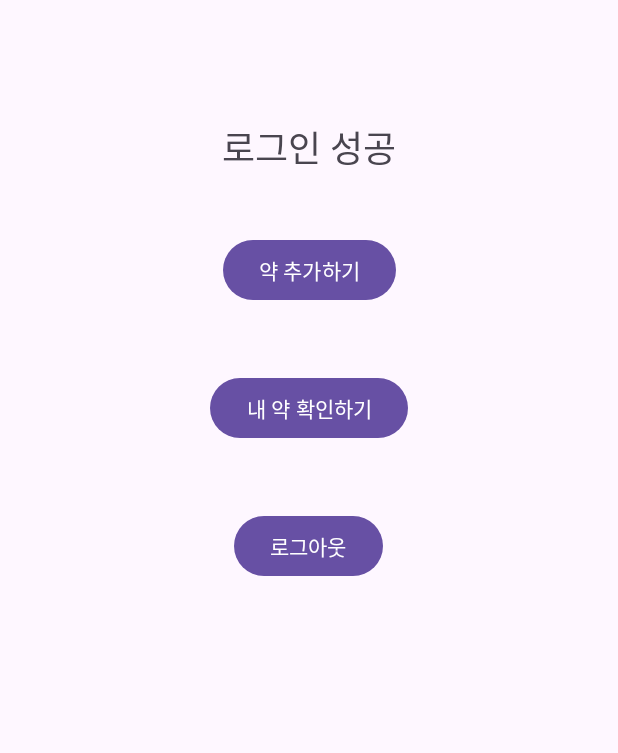
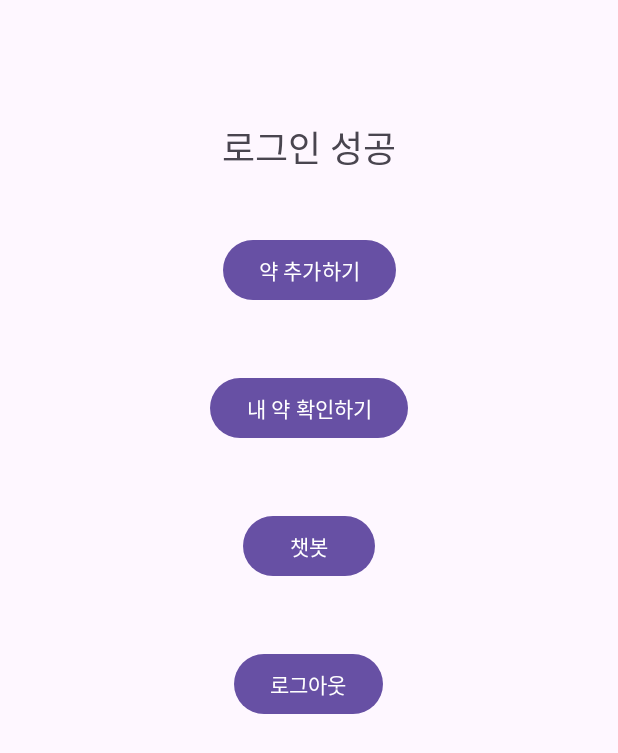
Before and after one commit to seo003/Medimate, an Android app: the MainActivity screen opened directly, with no data from a screen before it, on a phone screen of 412 x 824 dp. Shown: the top 753 px of the screen. Run offline under Robolectric (Android 15) with nearby library versions, the phone set to English and light mode, and no system bars.

Commit message:
25.06.26 Main에 기능별 버튼 추가

```diff
--- a/app/src/main/java/com/inhatc/medimate/ui/MainActivity.java
+++ b/app/src/main/java/com/inhatc/medimate/ui/MainActivity.java
@@ -13,6 +13,7 @@ import android.widget.Toast;
 
 import com.inhatc.medimate.R;
 import com.inhatc.medimate.alarm.AlarmScheduler;
+import com.inhatc.medimate.chatbot.ChatbotActivity;
 import com.inhatc.medimate.util.DrugNameDictionary;
 
 import androidx.activity.result.ActivityResultLauncher;
@@ -26,7 +27,7 @@ import java.util.Locale;
 
 public class MainActivity extends AppCompatActivity {
 
-    private Button btnAddMedi, btnLogout, btnCheckMyMedi;
+    private Button btnAddMedi, btnLogout, btnCheckMyMedi, btnChatbot;
     private final ActivityResultLauncher<String> requestPermissionLauncher =
             registerForActivityResult(new ActivityResultContracts.RequestPermission(), isGranted -> {
                 if (isGranted) {
@@ -46,6 +47,7 @@ public class MainActivity extends AppCompatActivity {
         btnAddMedi = findViewById(R.id.btnAddMedi);
         btnCheckMyMedi = findViewById(R.id.btnCheckMyMedi);
         btnLogout = findViewById(R.id.btnLogout);
+        btnChatbot = findViewById(R.id.btnChatbot);
 
         btnAddMedi.setOnClickListener(v -> {
             Intent intent = new Intent(MainActivity.this, AddMediActivity.class);
@@ -54,6 +56,11 @@ public class MainActivity extends AppCompatActivity {
 
         btnCheckMyMedi.setOnClickListener(v -> {
             Intent intent = new Intent(MainActivity.this, CheckMyMedi.class);
+            startActivity(intent);
+        });
+
+        btnChatbot.setOnClickListener(v -> {
+            Intent intent = new Intent(MainActivity.this, ChatbotActivity.class);
             startActivity(intent);
         });
 
--- a/app/src/main/res/layout/activity_main.xml
+++ b/app/src/main/res/layout/activity_main.xml
@@ -39,13 +39,23 @@
         app:layout_constraintTop_toBottomOf="@id/btnAddMedi" />
 
     <Button
+        android:id="@+id/btnChatbot"
+        android:layout_width="wrap_content"
+        android:layout_height="wrap_content"
+        android:layout_marginTop="44dp"
+        android:text="챗봇"
+        app:layout_constraintEnd_toEndOf="parent"
+        app:layout_constraintStart_toStartOf="parent"
+        app:layout_constraintTop_toBottomOf="@+id/btnCheckMyMedi" />
+
+    <Button
         android:id="@+id/btnLogout"
         android:layout_width="wrap_content"
         android:layout_height="wrap_content"
-        android:layout_marginTop="136dp"
+        android:layout_marginTop="44dp"
         android:text="로그아웃"
         app:layout_constraintEnd_toEndOf="parent"
         app:layout_constraintHorizontal_bias="0.498"
         app:layout_constraintStart_toStartOf="parent"
-        app:layout_constraintTop_toBottomOf="@id/btnAddMedi" />
+        app:layout_constraintTop_toBottomOf="@+id/btnChatbot" />
 </androidx.constraintlayout.widget.ConstraintLayout>
```
